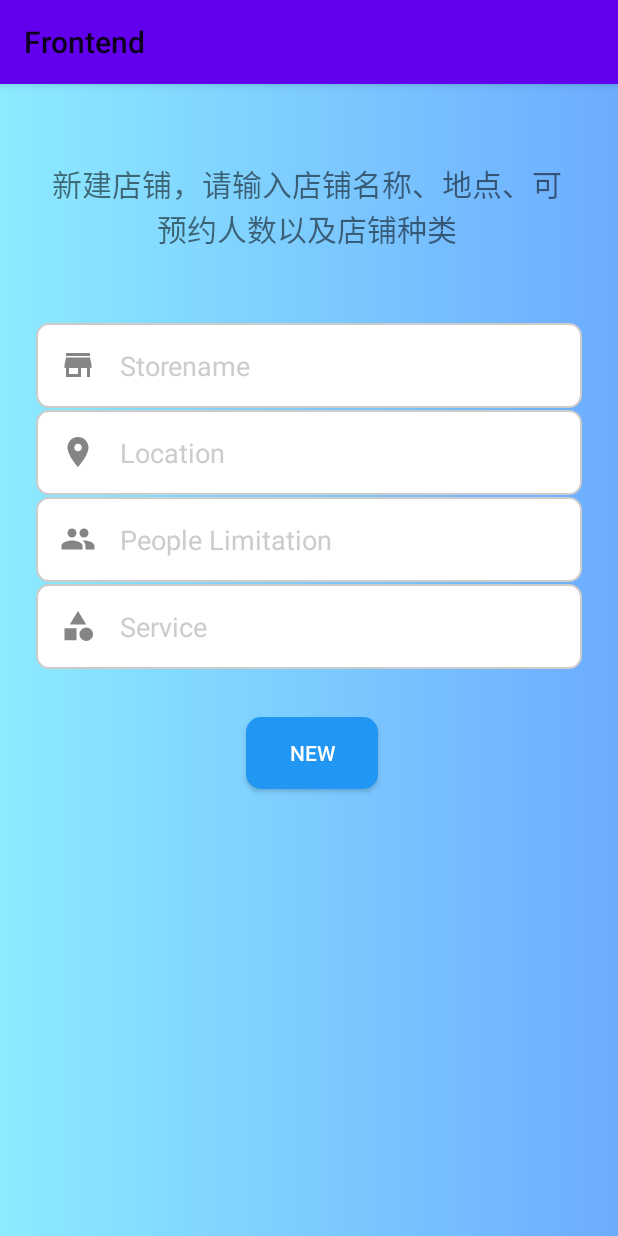
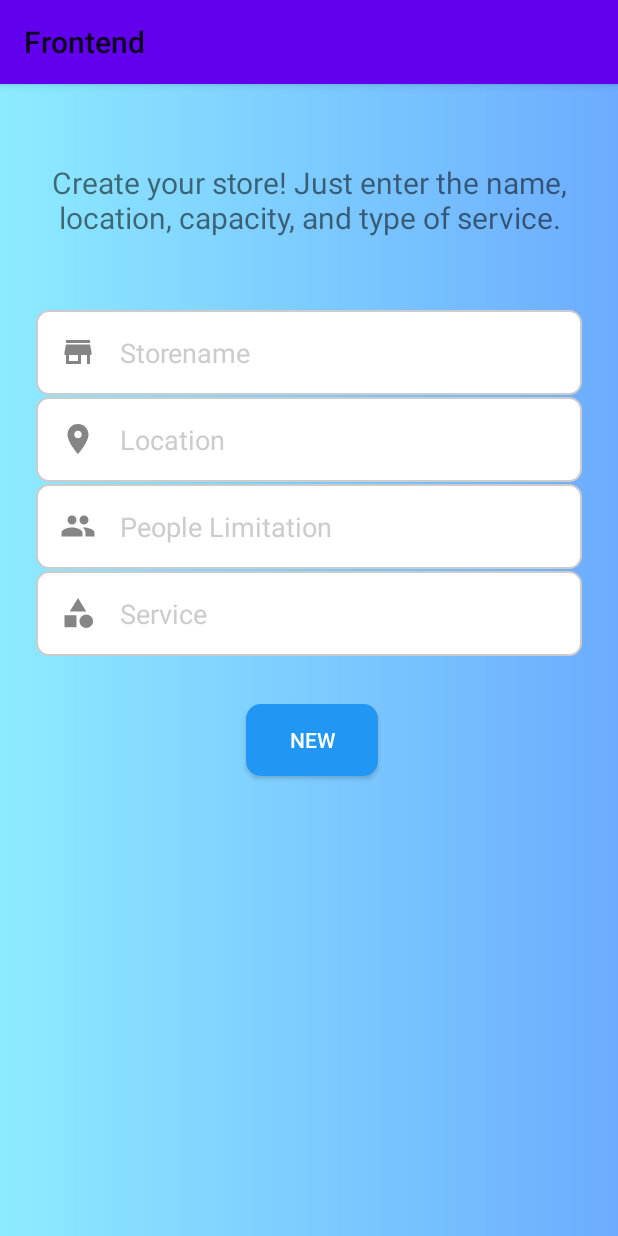
Before and after one commit to AndyZengkx/Frontend, an Android app: the AdminActivity screen opened directly, with no data from a screen before it, on a phone screen of 412 x 824 dp. Run offline under Robolectric (Android 15) with nearby library versions, the phone set to English and light mode, and no system bars; 3 statements that could not run were skipped.

Commit message:
xml里都改成英文

```diff
--- a/app/src/main/res/layout/activity_admin.xml
+++ b/app/src/main/res/layout/activity_admin.xml
@@ -7,17 +7,17 @@
 
     <TextView
         android:id="@+id/text_view_1"
-        android:layout_width="341dp"
+        android:layout_width="377dp"
         android:layout_height="wrap_content"
         android:layout_alignParentStart="true"
         android:layout_alignParentTop="true"
         android:layout_alignParentEnd="true"
         android:layout_gravity="center"
-        android:layout_marginStart="34dp"
-        android:layout_marginTop="51dp"
-        android:layout_marginEnd="36dp"
+        android:layout_marginStart="16dp"
+        android:layout_marginTop="52dp"
+        android:layout_marginEnd="16dp"
         android:gravity="center"
-        android:text="新建店铺，请输入店铺名称、地点、可预约人数以及店铺种类"
+        android:text="Create your store! Just enter the name, location, capacity, and type of service."
         android:textSize="20sp" />
 
     <EditText
--- a/app/src/main/res/layout/activity_register.xml
+++ b/app/src/main/res/layout/activity_register.xml
@@ -26,7 +26,7 @@
         android:layout_marginTop="229dp"
         android:layout_marginEnd="76dp"
         android:gravity="center"
-        android:text="跳转页面(登录成功/注册)"
+        android:text="Create your account now!"
         android:textSize="20sp" />
 
     <EditText
```
